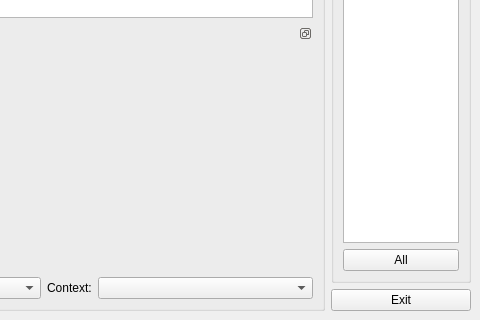
This is plugins/teamwork/kdevteamwork_messagehistory.ui in KDE/kdevelop as Qt 5 draws it before an edit; both pictures show x 232 to 712 and y 296 to 616 of the 712 by 616 pixel window. The edited form follows.
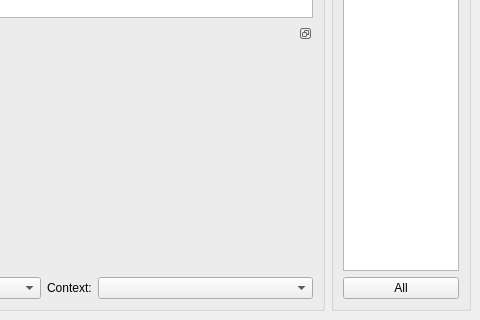
This is the edited form.

Diff of the .ui file:
```diff
--- a/plugins/teamwork/kdevteamwork_messagehistory.ui
+++ b/plugins/teamwork/kdevteamwork_messagehistory.ui
@@ -16,7 +16,19 @@
    <property name="margin" >
     <number>9</number>
    </property>
-   <property name="spacing" >
+   <property name="topMargin" >
+    <number>9</number>
+   </property>
+   <property name="rightMargin" >
+    <number>9</number>
+   </property>
+   <property name="bottomMargin" >
+    <number>9</number>
+   </property>
+   <property name="horizontalSpacing" >
+    <number>6</number>
+   </property>
+   <property name="verticalSpacing" >
     <number>6</number>
    </property>
    <item row="0" column="0" >
@@ -172,9 +184,7 @@
      <item>
       <widget class="QGroupBox" name="groupBox" >
        <property name="sizePolicy" >
-        <sizepolicy>
-         <hsizetype>4</hsizetype>
-         <vsizetype>5</vsizetype>
+        <sizepolicy vsizetype="Preferred" hsizetype="Maximum" >
          <horstretch>0</horstretch>
          <verstretch>0</verstretch>
         </sizepolicy>
@@ -192,7 +202,19 @@
         <property name="margin" >
          <number>9</number>
         </property>
-        <property name="spacing" >
+        <property name="topMargin" >
+         <number>9</number>
+        </property>
+        <property name="rightMargin" >
+         <number>9</number>
+        </property>
+        <property name="bottomMargin" >
+         <number>9</number>
+        </property>
+        <property name="horizontalSpacing" >
+         <number>6</number>
+        </property>
+        <property name="verticalSpacing" >
          <number>6</number>
         </property>
         <item row="0" column="0" >
@@ -208,19 +230,6 @@
        </layout>
       </widget>
      </item>
-     <item>
-      <widget class="QPushButton" name="exitButton" >
-       <property name="maximumSize" >
-        <size>
-         <width>200</width>
-         <height>16777215</height>
-        </size>
-       </property>
-       <property name="text" >
-        <string>Exit</string>
-       </property>
-      </widget>
-     </item>
     </layout>
    </item>
   </layout>
```
Left out of the diff: 100 changed lines with no effect on the pictures.
